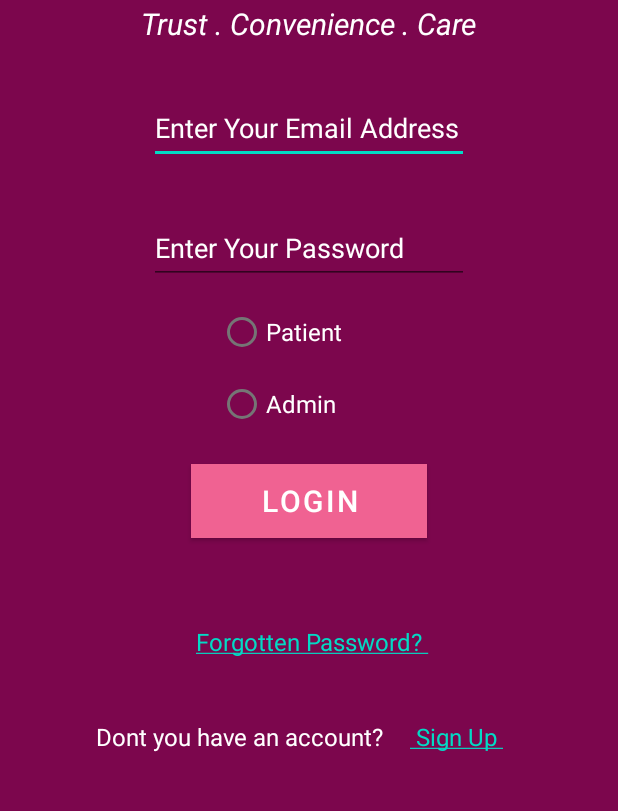
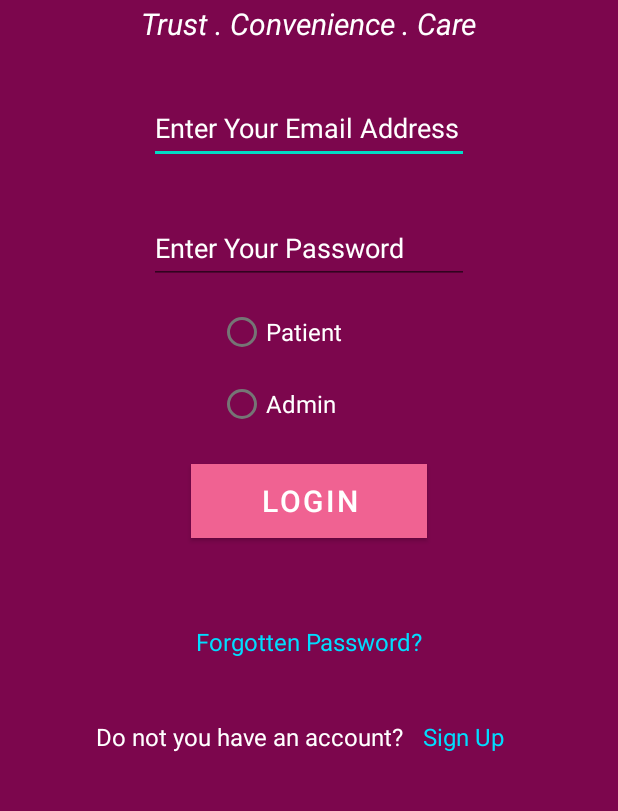
Before and after one commit to RuwanaraT/AmWell, an Android app: the screen it shows after launch (MainActivity), on a phone screen of 412 x 824 dp, the part 357-1168 px from its top. Run offline under Robolectric (Android 15) with nearby library versions, the phone set to English and light mode, and no system bars.

Commit message:
Update string.xml

```diff
--- a/app/src/main/res/values/strings.xml
+++ b/app/src/main/res/values/strings.xml
@@ -8,9 +8,9 @@
     <string name="rd_btn_a">Admin</string>
     <string name="btn_login">Login</string>
 
-    <string name="signup"> <a href="www.facebook.com"> Sign Up </a></string>
-    <string name="tv_msg">Dont you have an account?</string>
-    <string name="tv_forgot"> <a href="www.facebook.com">Forgotten Password? </a></string>
+    <string name="signup">  Sign Up </string>
+    <string name="tv_msg">Do not you have an account?</string>
+    <string name="tv_forgot"> Forgotten Password? </string>
     <string name="tv_heading">Channel Your Doctor</string>
     <!-- TODO: Remove or change this placeholder text -->
     <!--<string name="hello_blank_fragment">Hello blank fragment</string>-->
@@ -67,8 +67,7 @@
     <string name="tv_regrepass">Re-Enter Password</string>
     <string name="btn_submit">Submit</string>
     <string name="btn_regcancel">Cancel</string>
-    <string name="tv_loginstate">Already have an account?</string>
-    <string name="tv_loglink"><a href="www.facebook.com">Login</a></string>
+
 
 
     <string name="Payment2">Payment</string>
@@ -165,4 +164,10 @@
     <string name="admbtn2">Edit Doctor</string>
     <string name="admbtn3">Add Report</string>
     <string name="admbtn4">Update Report</string>
+    <string name="btn_channel">Channel Your Doctor</string>
+    <string name="btn_channelings">My Channelings</string>
+    <string name="btn_profile">View Profile</string>
+    <string name="btn_payd">Payment</string>
+    <string name="tv_welcome">Welcome to AMWELL !!!</string>
+    <string name="btn_cancel">Cancel</string>
 </resources>
```
